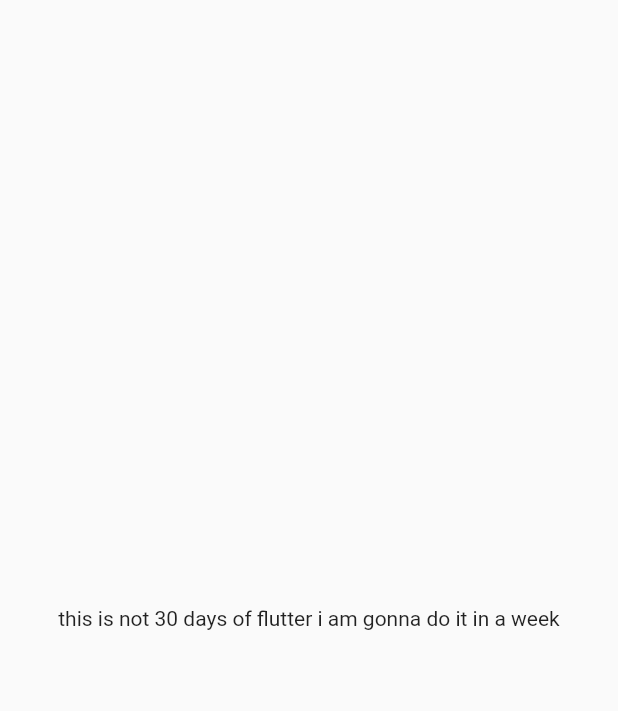
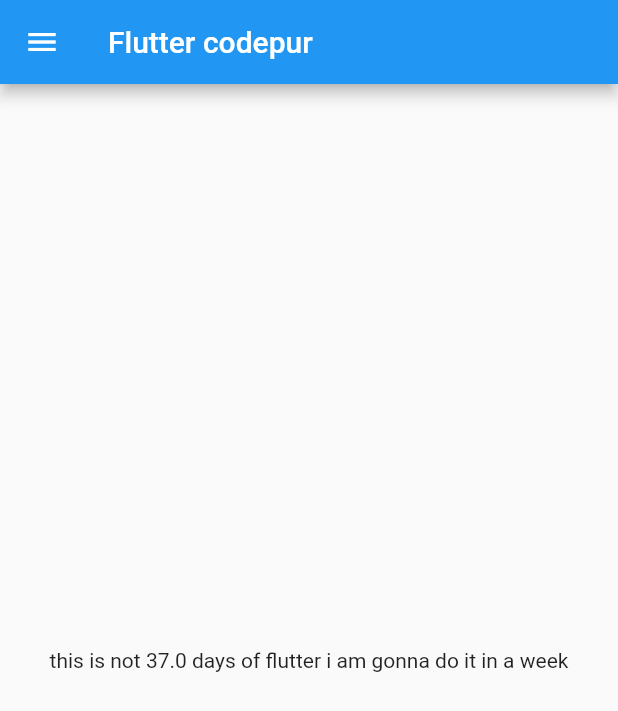
Before and after one commit to cutieandroid/FlutterCatalog, a Flutter app: the screen it shows after launch, on a phone screen of 412 x 824 dp. Shown: the top 711 px of the screen. Run offline on Flutter 3.47's test engine with Material 2 defaults, Android fonts, the phone set to English and light mode, and no system bars.

Commit message:
done scaffold and rendering a different class

```diff
--- /dev/null
+++ b/lib/homepage.dart
@@ -0,0 +1,23 @@
+import 'package:flutter/material.dart';
+
+class Homepage extends StatelessWidget{
+  @override
+  Widget build(BuildContext context) {
+    // TODO: implement build
+    const double days=37;
+
+    return Scaffold(
+
+          appBar:AppBar(
+            title: Text("Flutter codepur") ,
+          ),
+          drawer: Drawer(),
+          body: const Center(
+            child: Text("this is not $days days of flutter i am gonna do it in a week"),
+          ),
+        );
+
+
+  }
+
+}
--- a/lib/main.dart
+++ b/lib/main.dart
@@ -1,4 +1,5 @@
 import 'package:flutter/material.dart';
+import 'package:wscubeflutter/homepage.dart';
 
 void main(){
   runApp(MyApp());
@@ -7,15 +8,13 @@ void main(){
 class MyApp extends StatelessWidget{
   const MyApp({Key? key} ):super(key: key);
 
+
   @override
   Widget build(BuildContext context) {
+
     // TODO: implement build
-    return const MaterialApp(
-      home: Material(
-        child: Center(
-          child: Text("this is not 30 days of flutter i am gonna do it in a week"),
-        ),
-      ),
+    return  MaterialApp(
+      home: Homepage(),
 
     );
   }
```
